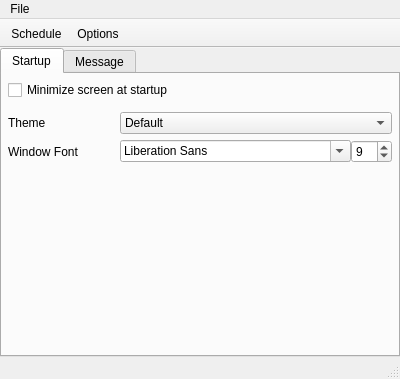
Above: src/AutoBatchScheduler/mainscheduler.ui from karakirimu/AutoBatchTools before the change. Below: the same form after it.
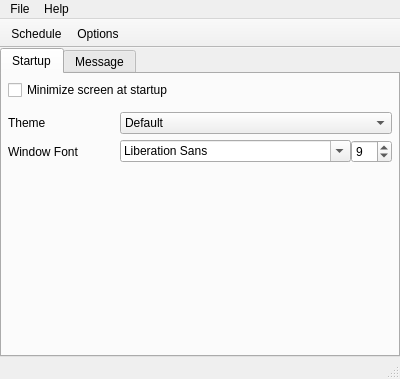
That is the form after the change. Icons and pictures are not drawn. Custom widgets are drawn as their Qt base class.

Diff of the .ui file:
```diff
--- a/src/AutoBatchScheduler/mainscheduler.ui
+++ b/src/AutoBatchScheduler/mainscheduler.ui
@@ -470,7 +470,14 @@
     </property>
     <addaction name="actionExit"/>
    </widget>
+   <widget class="QMenu" name="menuHelp">
+    <property name="title">
+     <string>Help</string>
+    </property>
+    <addaction name="actionAbout"/>
+   </widget>
    <addaction name="menu"/>
+   <addaction name="menuHelp"/>
   </widget>
   <widget class="QToolBar" name="mainToolBar">
    <property name="movable">
```
Left out of the diff: 5 changed lines with no effect on the pictures.
